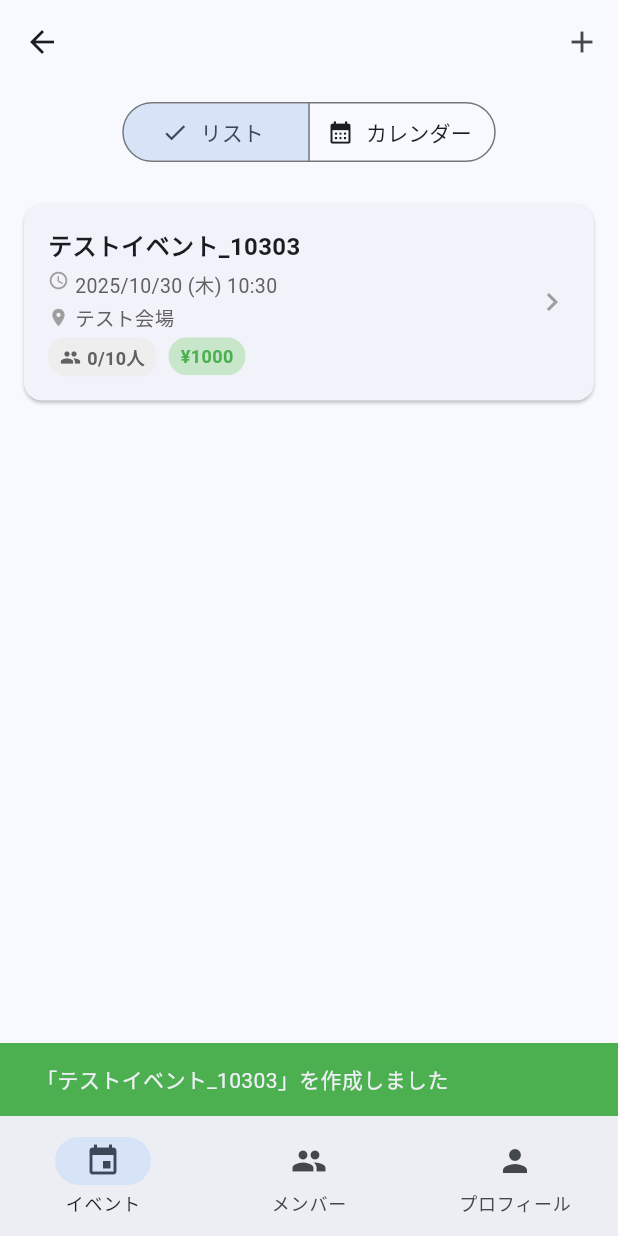
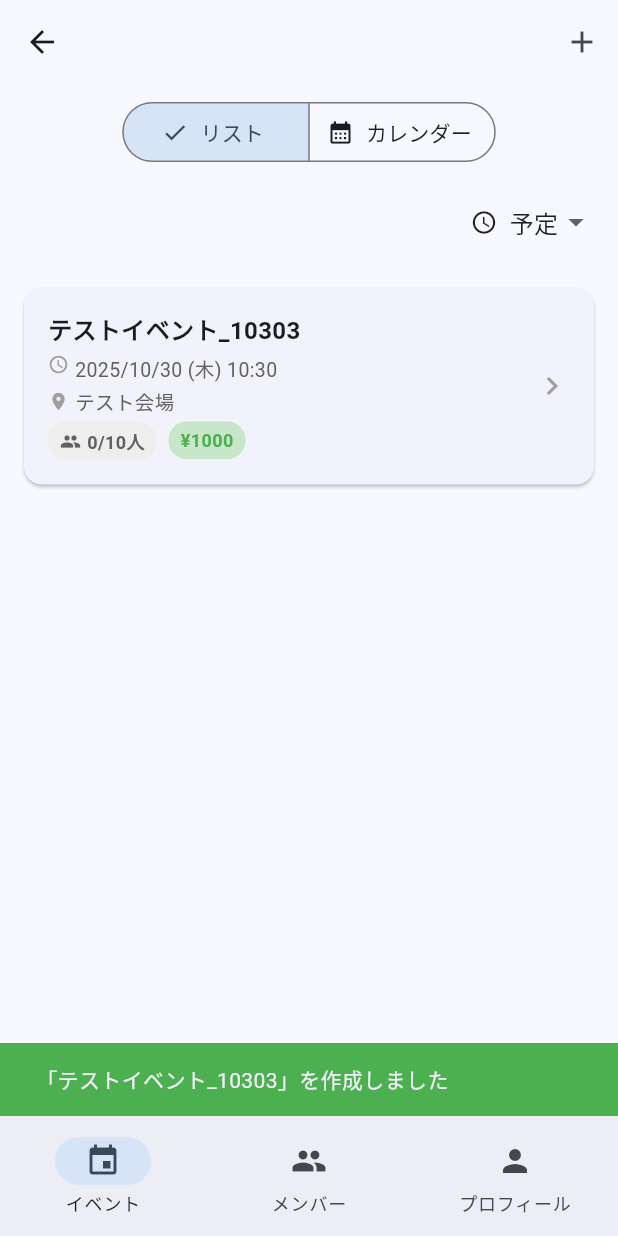
Before and after one commit to koheikameyama/Circlet, a Flutter app: the ParticipantHomeScreen screen opened directly with empty values, after a tap on the "add" icon, on a phone screen of 412 x 824 dp. Run offline on Flutter 3.47's test engine with Material 3 defaults, Android fonts, the phone set to English and light mode, and no system bars; our stand-ins replace cloud_firestore, firebase_auth, firebase_core, firebase_messaging, firebase_storage, flutter_dotenv and 7 more; missing offline and left inert: device_calendar, flutter_line_sdk; accounts and stored records are empty.

Commit message:
イベントリスト表示の修正

```diff
--- a/lib/screens/participant/participant_home_screen.dart
+++ b/lib/screens/participant/participant_home_screen.dart
@@ -143,8 +143,26 @@ class _EventListTab extends ConsumerStatefulWidget {
 
 class _EventListTabState extends ConsumerState<_EventListTab> {
   bool _isCalendarView = false;
+  bool _showUpcoming = true; // true: 予定, false: 終了
   DateTime _focusedDay = DateTime.now();
   DateTime? _selectedDay;
+
+  List<EventModel> _filterEvents(List<EventModel> events) {
+    final now = DateTime.now();
+    if (_showUpcoming) {
+      // 予定：終了していないイベント
+      return events.where((event) {
+        final endTime = event.endDatetime ?? event.datetime;
+        return endTime.isAfter(now);
+      }).toList();
+    } else {
+      // 終了：終了したイベント
+      return events.where((event) {
+        final endTime = event.endDatetime ?? event.datetime;
+        return endTime.isBefore(now);
+      }).toList();
+    }
+  }
 
   @override
   Widget build(BuildContext context) {
@@ -218,11 +236,54 @@ class _EventListTabState extends ConsumerState<_EventListTab> {
                 ],
               ),
             ),
+            // 予定/終了フィルター（リスト表示時のみ）
+            if (!_isCalendarView)
+              Container(
+                padding: const EdgeInsets.symmetric(horizontal: 16, vertical: 4),
+                child: Row(
+                  mainAxisAlignment: MainAxisAlignment.end,
+                  children: [
+                    DropdownButton<bool>(
+                      value: _showUpcoming,
+                      underline: const SizedBox(),
+                      items: const [
+                        DropdownMenuItem(
+                          value: true,
+                          child: Row(
+                            children: [
+                              Icon(Icons.schedule, size: 18),
+                              SizedBox(width: 8),
+                              Text('予定'),
+                            ],
+                          ),
+                        ),
+                        DropdownMenuItem(
+                          value: false,
+                          child: Row(
+                            children: [
+                              Icon(Icons.history, size: 18),
+                              SizedBox(width: 8),
+                              Text('終了'),
+                            ],
+                          ),
+                        ),
+                      ],
+                      onChanged: (value) {
+                        if (value != null) {
+                          setState(() {
+                            _showUpcoming = value;
+                          });
+                        }
+                      },
+                    ),
+                  ],
+                ),
+              ),
             // リスト表示またはカレンダー表示
             Expanded(
               child: _isCalendarView
                   ? _buildCalendarView(events)
-                  : _buildListView(events),
+                  : _buildListView(_filterEvents(events)),
             ),
           ],
         );
```
Also changed, not shown: lib/screens/admin/admin_home_screen.dart (+62 -1 lines).
